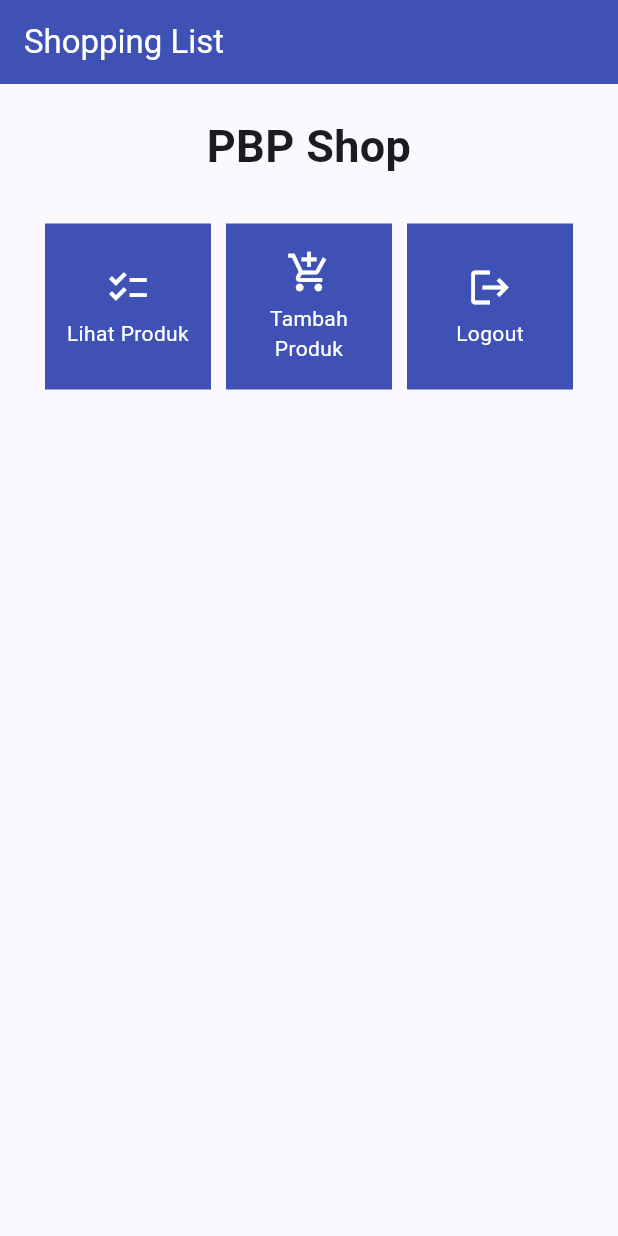
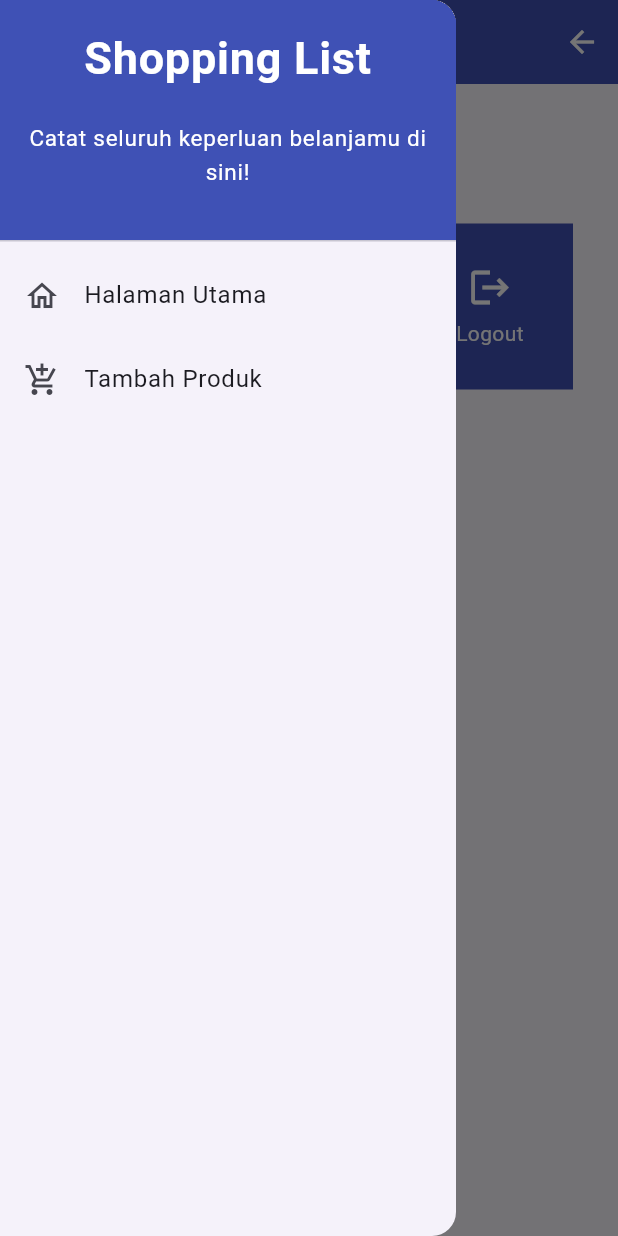
Before and after one commit to Pebintk/shopping-list-mobile, a Flutter app: the screen it shows after launch, with the side drawer open (before the commit the screen has no drawer), on a phone screen of 412 x 824 dp. Run offline on Flutter 3.47's test engine with Material 2 defaults, Android fonts, the phone set to English and light mode, and no system bars.

Commit message:
tutorial 7 selesai

```diff
--- a/lib/main.dart
+++ b/lib/main.dart
@@ -1,5 +1,5 @@
 import 'package:flutter/material.dart';
-import 'package:shopping_list/menu.dart';
+import 'package:shopping_list/screens/menu.dart';
 
 void main() {
   runApp(const MyApp());
--- a/lib/menu.dart
+++ b/lib/screens/menu.dart
@@ -1,4 +1,7 @@
 import 'package:flutter/material.dart';
+
+import 'package:shopping_list/widgets/left_drawer.dart';
+import '../widgets/shop_card.dart';
 
 class MyHomePage extends StatelessWidget {
   MyHomePage({Key? key}) : super(key: key);
@@ -21,12 +24,23 @@ class MyHomePage extends StatelessWidget {
   Widget build(BuildContext context) {
     return Scaffold(
       appBar: AppBar(
-        backgroundColor : Colors.indigo,
         title: const Text(
           'Shopping List',
-          style: TextStyle(color: Colors.white),
         ),
+        backgroundColor: Colors.indigo,
+        foregroundColor: Colors.white,
+        actions: [
+          // Add a leading action that triggers Navigator.pop when pressed
+          IconButton(
+            icon: const Icon(Icons.arrow_back),
+            onPressed: () {
+              Navigator.pop(context);
+            },
+          ),
+        ],
       ),
+      // Masukkan drawer sebagai parameter nilai drawer dari widget Scaffold
+      drawer: const LeftDrawer(),
       body: SingleChildScrollView(
         // Widget wrapper yang dapat discroll
         child: Padding(
@@ -67,55 +81,3 @@ class MyHomePage extends StatelessWidget {
     );
   }
 }
-
-class ShopItem {
-  final String name;
-  final IconData icon;
-
-  ShopItem(this.name, this.icon);
-}
-
-class ShopCard extends StatelessWidget {
-  final ShopItem item;
-
-  const ShopCard(this.item, {super.key}); // Constructor
-
-  @override
-  Widget build(BuildContext context) {
-    return Material(
-      color: Colors.indigo,
-      child: InkWell(
-        // Area responsive terhadap sentuhan
-        onTap: () {
-          // Memunculkan SnackBar ketika diklik
-          ScaffoldMessenger.of(context)
-            ..hideCurrentSnackBar()
-            ..showSnackBar(SnackBar(
-                content: Text("Kamu telah menekan tombol ${item.name}!")));
-        },
-        child: Container(
-          // Container untuk menyimpan Icon dan Text
-          padding: const EdgeInsets.all(8),
-          child: Center(
-            child: Column(
-              mainAxisAlignment: MainAxisAlignment.center,
-              children: [
-                Icon(
-                  item.icon,
-                  color: Colors.white,
-                  size: 30.0,
-                ),
-                const Padding(padding: EdgeInsets.all(3)),
-                Text(
-                  item.name,
-                  textAlign: TextAlign.center,
-                  style: const TextStyle(color: Colors.white),
-                ),
-              ],
-            ),
-          ),
-        ),
-      ),
-    );
-  }
-}
--- /dev/null
+++ b/lib/widgets/left_drawer.dart
@@ -0,0 +1,66 @@
+import 'package:flutter/material.dart';
+import 'package:shopping_list/screens/menu.dart';
+
+import '../screens/shoplist_form.dart';
+
+class LeftDrawer extends StatelessWidget {
+  const LeftDrawer({super.key});
+
+  @override
+  Widget build(BuildContext context) {
+    return Drawer(
+      child: ListView(
+        children: [
+         const DrawerHeader(
+            decoration: BoxDecoration(
+              color: Colors.indigo,
+            ),
+            child: Column(
+              children: [
+                Text(
+                  'Shopping List',
+                  textAlign: TextAlign.center,
+                  style: TextStyle(
+                    fontSize: 30,
+                    fontWeight: FontWeight.bold,
+                    color: Colors.white,
+                  ),
+                ),
+                Padding(padding: EdgeInsets.all(10)),
+                Text("Catat seluruh keperluan belanjamu di sini!",
+                  textAlign: TextAlign.center,
+                  style: TextStyle(
+                    fontSize: 15,
+                    fontWeight: FontWeight.normal,
+                    color: Colors.white,
+                  ),
+                ),
+              ],
+            ),
+          ),
+          ListTile(
+            leading: const Icon(Icons.home_outlined),
+            title: const Text('Halaman Utama'),
+            // Bagian redirection ke MyHomePage
+            onTap: () {
+              Navigator.pushReplacement(
+                  context,
+                  MaterialPageRoute(
+                    builder: (context) => MyHomePage(),
+                  ));
+            },
+          ),
+          ListTile(
+            leading: const Icon(Icons.add_shopping_cart),
+            title: const Text('Tambah Produk'),
+            // Bagian redirection ke ShopFormPage
+            onTap: () {
+              Navigator.push(context,
+              MaterialPageRoute(builder: (context) => const ShopFormPage()));
+            },
+          ),
+        ],
+      ),
+    );
+  }
+}
--- /dev/null
+++ b/lib/widgets/shop_card.dart
@@ -0,0 +1,61 @@
+import 'package:flutter/material.dart';
+import 'package:shopping_list/screens/shoplist_form.dart';
+
+class ShopItem {
+  final String name;
+  final IconData icon;
+
+  ShopItem(this.name, this.icon);
+}
+
+
+class ShopCard extends StatelessWidget {
+  final ShopItem item;
+
+  const ShopCard(this.item, {super.key}); // Constructor
+
+  @override
+  Widget build(BuildContext context) {
+    return Material(
+      color: Colors.indigo,
+      child: InkWell(
+        // Area responsive terhadap sentuhan
+        onTap: () {
+          // Memunculkan SnackBar ketika diklik
+          ScaffoldMessenger.of(context)
+            ..hideCurrentSnackBar()
+            ..showSnackBar(SnackBar(
+                content: Text("Kamu telah menekan tombol ${item.name}!")));
+           // Navigate ke route yang sesuai (tergantung jenis tombol)
+          if (item.name == "Tambah Produk") {
+            Navigator.push(context,
+            MaterialPageRoute(builder: (context) => const ShopFormPage()));
+          }
+        },
+
+        child: Container(
+          // Container untuk menyimpan Icon dan Text
+          padding: const EdgeInsets.all(8),
+          child: Center(
+            child: Column(
+              mainAxisAlignment: MainAxisAlignment.center,
+              children: [
+                Icon(
+                  item.icon,
+                  color: Colors.white,
+                  size: 30.0,
+                ),
+                const Padding(padding: EdgeInsets.all(3)),
+                Text(
+                  item.name,
+                  textAlign: TextAlign.center,
+                  style: const TextStyle(color: Colors.white),
+                ),
+              ],
+            ),
+          ),
+        ),
+      ),
+    );
+  }
+}
```
Also changed, not shown: lib/screens/shoplist_form.dart (added, +160 -0 lines), 1 other file.
